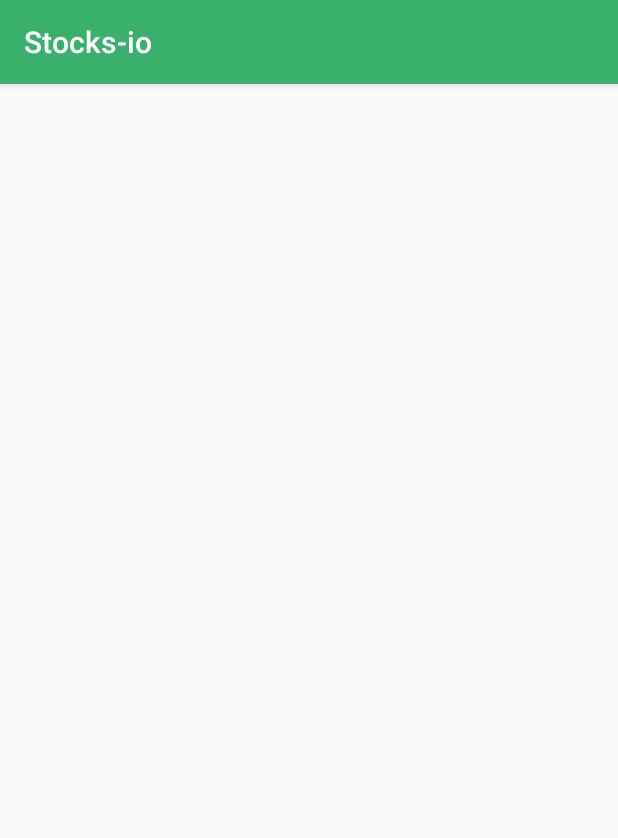
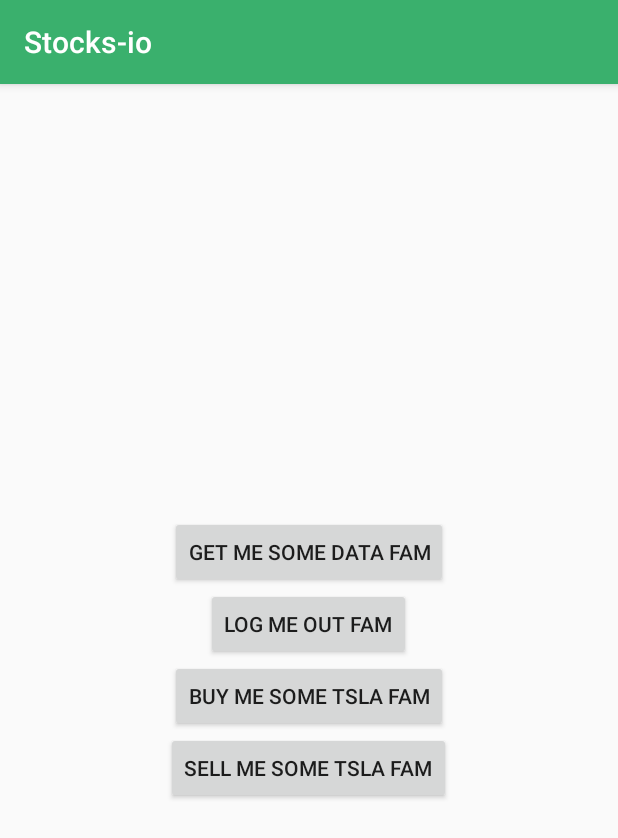
Before and after one commit to stocks-io/android-front-end, an Android app: the StocksActivity screen opened directly, with no data from a screen before it, on a phone screen of 412 x 824 dp. Shown: the top 838 px of the screen. Run offline under Robolectric (Android 15) with nearby library versions, the phone set to English and light mode, and no system bars.

Commit message:
Hit logout and portfolio endpoints

```diff
--- a/app/build.gradle
+++ b/app/build.gradle
@@ -1,4 +1,6 @@
 apply plugin: 'com.android.application'
+apply plugin: 'kotlin-android'
+apply plugin: 'kotlin-android-extensions'
 
 android {
     compileSdkVersion 26
@@ -37,4 +39,8 @@ dependencies {
     compile 'com.squareup.retrofit2:retrofit:2.3.0'
     testCompile 'junit:junit:4.12'
     annotationProcessor 'com.jakewharton:butterknife-compiler:8.5.1'
+    compile "org.jetbrains.kotlin:kotlin-stdlib-jre7:$kotlin_version"
 }
+repositories {
+    mavenCentral()
+}
--- a/app/src/main/java/com/stocks/stocks_io/Activities/StocksActivity.java
+++ /dev/null
@@ -1,15 +0,0 @@
-package com.stocks.stocks_io.Activities;
-
-import android.support.v7.app.AppCompatActivity;
-import android.os.Bundle;
-
-import com.stocks.stocks_io.R;
-
-public class StocksActivity extends AppCompatActivity {
-
-    @Override
-    protected void onCreate(Bundle savedInstanceState) {
-        super.onCreate(savedInstanceState);
-        setContentView(R.layout.activity_stocks);
-    }
-}
--- a/app/src/main/java/com/stocks/stocks_io/Data/Endpoints.java
+++ b/app/src/main/java/com/stocks/stocks_io/Data/Endpoints.java
@@ -2,4 +2,5 @@ package com.stocks.stocks_io.Data;
 
 public class Endpoints {
     public static final String BASEURL = "http://138.197.228.82:8080/";
+    public static final String DEVBASEURL = "http://10.0.2.2:8080/";
 }
--- /dev/null
+++ b/app/src/main/java/com/stocks/stocks_io/Model/PortfolioModel.kt
@@ -0,0 +1,21 @@
+package com.stocks.stocks_io.Model
+
+import com.stocks.stocks_io.POJO.OrderRequest
+import retrofit2.Call
+import retrofit2.http.Field
+import retrofit2.http.FormUrlEncoded
+import retrofit2.http.POST
+
+interface PortfolioModel {
+    @POST("/portfolio/buy")
+    @FormUrlEncoded
+    fun buyStocks(@Field("token") token: String,
+                  @Field("units") units: Int,
+                  @Field("symbol") symbol: String): Call<OrderRequest>
+
+    @POST("/portfolio/sell")
+    @FormUrlEncoded
+    fun sellStocks(@Field("token") token: String,
+                   @Field("units") units: Int,
+                   @Field("symbol") symbol: String): Call<OrderRequest>
+}
--- /dev/null
+++ b/app/src/main/java/com/stocks/stocks_io/Model/UsersModel.kt
@@ -0,0 +1,33 @@
+package com.stocks.stocks_io.Model
+
+import com.stocks.stocks_io.POJO.BaseMessage
+import com.stocks.stocks_io.POJO.HistoryMessage
+import com.stocks.stocks_io.POJO.LoginResponse
+
+import retrofit2.Call
+import retrofit2.http.Field
+import retrofit2.http.FormUrlEncoded
+import retrofit2.http.POST
+
+interface UsersModel {
+
+    @POST("users/register")
+    @FormUrlEncoded
+    fun registerUser(@Field("firstName") firstName: String,
+                     @Field("lastName") lastName: String,
+                     @Field("email") email: String,
+                     @Field("password") password: String): Call<BaseMessage>
+
+    @POST("users/login")
+    @FormUrlEncoded
+    fun loginUser(@Field("email") email: String,
+                  @Field("password") password: String): Call<LoginResponse>
+
+    @POST("users/history")
+    @FormUrlEncoded
+    fun getUserHistory(@Field("token") token: String): Call<List<HistoryMessage>>
+
+    @POST("users/logout")
+    @FormUrlEncoded
+    fun logoutUser(@Field("token") token: String): Call<BaseMessage>
+}
--- /dev/null
+++ b/app/src/main/java/com/stocks/stocks_io/POJO/HistoryMessage.kt
@@ -0,0 +1,3 @@
+package com.stocks.stocks_io.POJO
+
+data class HistoryMessage(val Date: String, val Value: Double)
--- /dev/null
+++ b/app/src/main/java/com/stocks/stocks_io/POJO/OrderRequest.kt
@@ -0,0 +1,3 @@
+package com.stocks.stocks_io.POJO
+
+data class OrderRequest(val totalCost: String, val remainingCash: Double, val msg: String): BaseMessage(msg)
--- a/app/src/main/res/layout/activity_stocks.xml
+++ b/app/src/main/res/layout/activity_stocks.xml
@@ -1,9 +1,30 @@
 <?xml version="1.0" encoding="utf-8"?>
 <LinearLayout xmlns:android="http://schemas.android.com/apk/res/android"
-    xmlns:app="http://schemas.android.com/apk/res-auto"
     xmlns:tools="http://schemas.android.com/tools"
     android:layout_width="match_parent"
     android:layout_height="match_parent"
+              android:orientation="vertical"
+              android:gravity="center"
     tools:context="com.stocks.stocks_io.Activities.StocksActivity">
 
+    <Button android:id="@+id/data_button"
+        android:layout_width="wrap_content"
+            android:layout_height="wrap_content"
+    android:text="Get me some data fam"/>
+
+    <Button android:id="@+id/logout_button"
+            android:layout_width="wrap_content"
+            android:layout_height="wrap_content"
+            android:text="log me out fam"/>
+
+    <Button android:id="@+id/buy_button"
+            android:layout_width="wrap_content"
+            android:layout_height="wrap_content"
+            android:text="buy me some tsla fam"/>
+
+    <Button android:id="@+id/sell_button"
+            android:layout_width="wrap_content"
+            android:layout_height="wrap_content"
+            android:text="sell me some tsla fam"/>
+
 </LinearLayout>
--- a/app/src/main/res/values/strings.xml
+++ b/app/src/main/res/values/strings.xml
@@ -2,7 +2,8 @@
     <string name="app_name">Stocks-io</string>
     <string name="login">Login</string>
     <string name="register">Register</string>
-    <string name="filler">Filler</string>
+    <string name="preferences">preferences</string>
     <string name="user_logged_in">user_logged_in</string>
     <string name="user_email">user_email</string>
+    <string name="token">token</string>
 </resources>
--- a/build.gradle
+++ b/build.gradle
@@ -1,11 +1,13 @@
 // Top-level build file where you can add configuration options common to all sub-projects/modules.
 
 buildscript {
+    ext.kotlin_version = '1.1.51'
     repositories {
         jcenter()
     }
     dependencies {
         classpath 'com.android.tools.build:gradle:3.0.0'
+        classpath "org.jetbrains.kotlin:kotlin-gradle-plugin:$kotlin_version"
 
         // NOTE: Do not place your application dependencies here; they belong
         // in the individual module build.gradle files
```
Also changed, not shown: app/src/main/java/com/stocks/stocks_io/Activities/LoginActivity.java (+4 -5 lines), app/src/main/java/com/stocks/stocks_io/Activities/StocksActivity.kt (added, +149 -0 lines), app/src/main/java/com/stocks/stocks_io/Model/UsersModel.java (deleted, +0 -24 lines), app/src/main/java/com/stocks/stocks_io/Utils/UserDataHelper.kt (added, +13 -0 lines).
